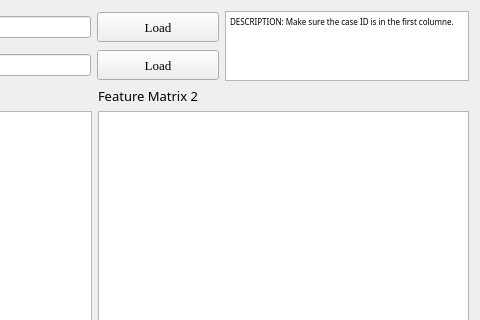
salan668/FAE, file Feature/GUI/FeatureMerge.ui: the form before one commit; both pictures show x 291 to 771 and y 0 to 320 of the 771 by 571 pixel window.
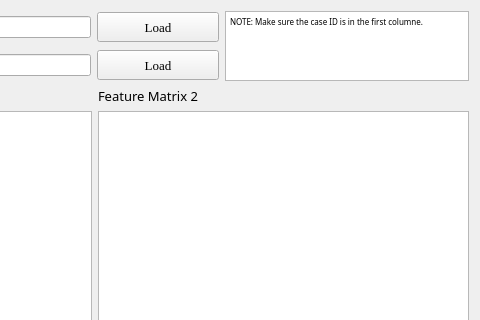
The form after the commit.

```diff
--- a/Feature/GUI/FeatureMerge.ui
+++ b/Feature/GUI/FeatureMerge.ui
@@ -69,10 +69,11 @@
          </property>
          <property name="html">
           <string>&lt;!DOCTYPE HTML PUBLIC &quot;-//W3C//DTD HTML 4.0//EN&quot; &quot;http://www.w3.org/TR/REC-html40/strict.dtd&quot;&gt;
-&lt;html&gt;&lt;head&gt;&lt;meta name=&quot;qrichtext&quot; content=&quot;1&quot; /&gt;&lt;style type=&quot;text/css&quot;&gt;
+&lt;html&gt;&lt;head&gt;&lt;meta name=&quot;qrichtext&quot; content=&quot;1&quot; /&gt;&lt;meta charset=&quot;utf-8&quot; /&gt;&lt;style type=&quot;text/css&quot;&gt;
 p, li { white-space: pre-wrap; }
+hr { height: 1px; border-width: 0; }
 &lt;/style&gt;&lt;/head&gt;&lt;body style=&quot; font-family:'Adobe Devanagari'; font-size:10pt; font-weight:400; font-style:normal;&quot;&gt;
-&lt;p style=&quot; margin-top:0px; margin-bottom:0px; margin-left:0px; margin-right:0px; -qt-block-indent:0; text-indent:0px;&quot;&gt;&lt;span style=&quot; font-family:'SimSun'; font-size:6pt;&quot;&gt;DESCRIPTION: Make sure the case ID is in the first columne.&lt;/span&gt;&lt;/p&gt;&lt;/body&gt;&lt;/html&gt;</string>
+&lt;p style=&quot; margin-top:0px; margin-bottom:0px; margin-left:0px; margin-right:0px; -qt-block-indent:0; text-indent:0px;&quot;&gt;&lt;span style=&quot; font-family:'SimSun'; font-size:6pt;&quot;&gt;NOTE: Make sure the case ID is in the first columne.&lt;/span&gt;&lt;/p&gt;&lt;/body&gt;&lt;/html&gt;</string>
          </property>
         </widget>
        </item>
```
